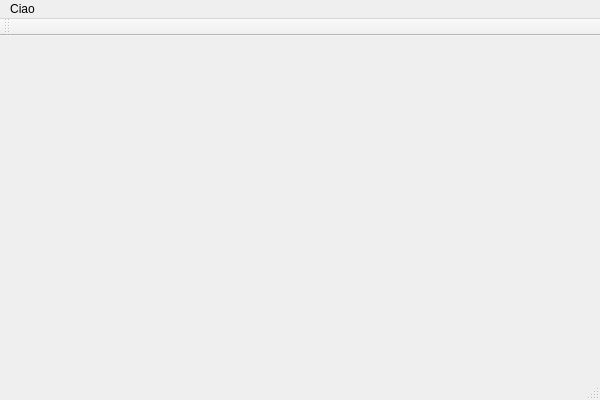
First picture: the form in testlogger/testlogger.ui, repository NetResultsIT/UniqLogger, before the edit.
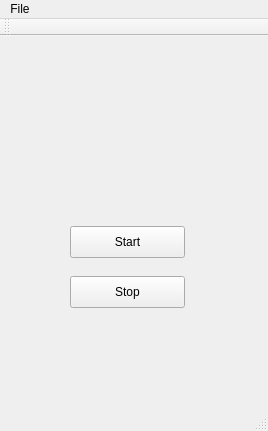
Second picture: the form after the edit.

```diff
--- a/testlogger/testlogger.ui
+++ b/testlogger/testlogger.ui
@@ -6,26 +6,53 @@
    <rect>
     <x>0</x>
     <y>0</y>
-    <width>600</width>
-    <height>400</height>
+    <width>268</width>
+    <height>431</height>
    </rect>
   </property>
   <property name="windowTitle">
    <string>testlogger</string>
   </property>
-  <widget class="QWidget" name="centralWidget"/>
+  <widget class="QWidget" name="centralWidget">
+   <widget class="QPushButton" name="btnStartLog">
+    <property name="geometry">
+     <rect>
+      <x>70</x>
+      <y>190</y>
+      <width>115</width>
+      <height>32</height>
+     </rect>
+    </property>
+    <property name="text">
+     <string>Start</string>
+    </property>
+   </widget>
+   <widget class="QPushButton" name="btnStopLog">
+    <property name="geometry">
+     <rect>
+      <x>70</x>
+      <y>240</y>
+      <width>115</width>
+      <height>32</height>
+     </rect>
+    </property>
+    <property name="text">
+     <string>Stop</string>
+    </property>
+   </widget>
+  </widget>
   <widget class="QMenuBar" name="menuBar">
    <property name="geometry">
     <rect>
      <x>0</x>
      <y>0</y>
-     <width>600</width>
-     <height>21</height>
+     <width>268</width>
+     <height>22</height>
     </rect>
    </property>
    <widget class="QMenu" name="menuCiao">
     <property name="title">
-     <string>Ciao</string>
+     <string>File</string>
     </property>
    </widget>
    <addaction name="menuCiao"/>
```
Left out of the diff: 7 changed lines with no effect on the pictures.
